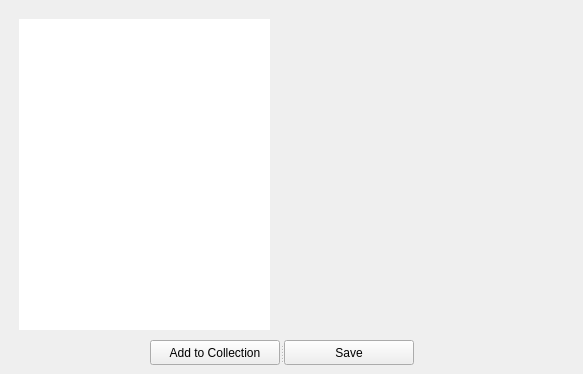
Before: the Qt Designer form plugins/tools/umlChecker/umlCheckerSupport/umlCheckerTmplWindow.ui in qreal/qreal, drawn with Qt 5.
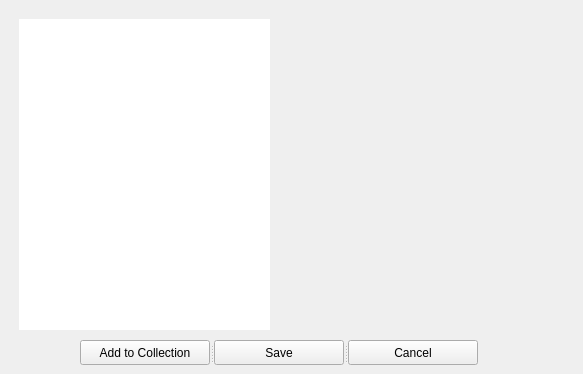
After: the same form once the commit is applied.

```diff
--- a/plugins/tools/umlChecker/umlCheckerSupport/umlCheckerTmplWindow.ui
+++ b/plugins/tools/umlChecker/umlCheckerSupport/umlCheckerTmplWindow.ui
@@ -73,9 +73,9 @@
   <widget class="QSplitter" name="splitter">
    <property name="geometry">
     <rect>
-     <x>150</x>
+     <x>80</x>
      <y>340</y>
-     <width>264</width>
+     <width>398</width>
      <height>25</height>
     </rect>
    </property>
@@ -122,6 +122,23 @@
      <string>Save</string>
     </property>
    </widget>
+   <widget class="QPushButton" name="cancelButton">
+    <property name="minimumSize">
+     <size>
+      <width>130</width>
+      <height>25</height>
+     </size>
+    </property>
+    <property name="maximumSize">
+     <size>
+      <width>130</width>
+      <height>25</height>
+     </size>
+    </property>
+    <property name="text">
+     <string>Cancel</string>
+    </property>
+   </widget>
   </widget>
  </widget>
  <resources/>
```
